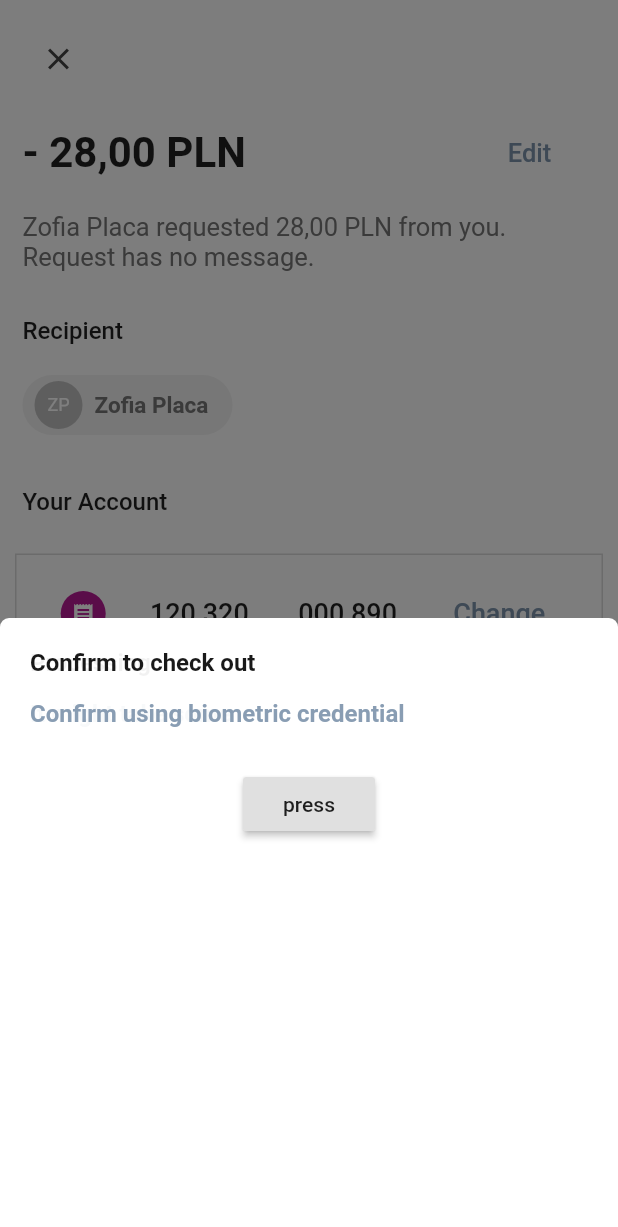
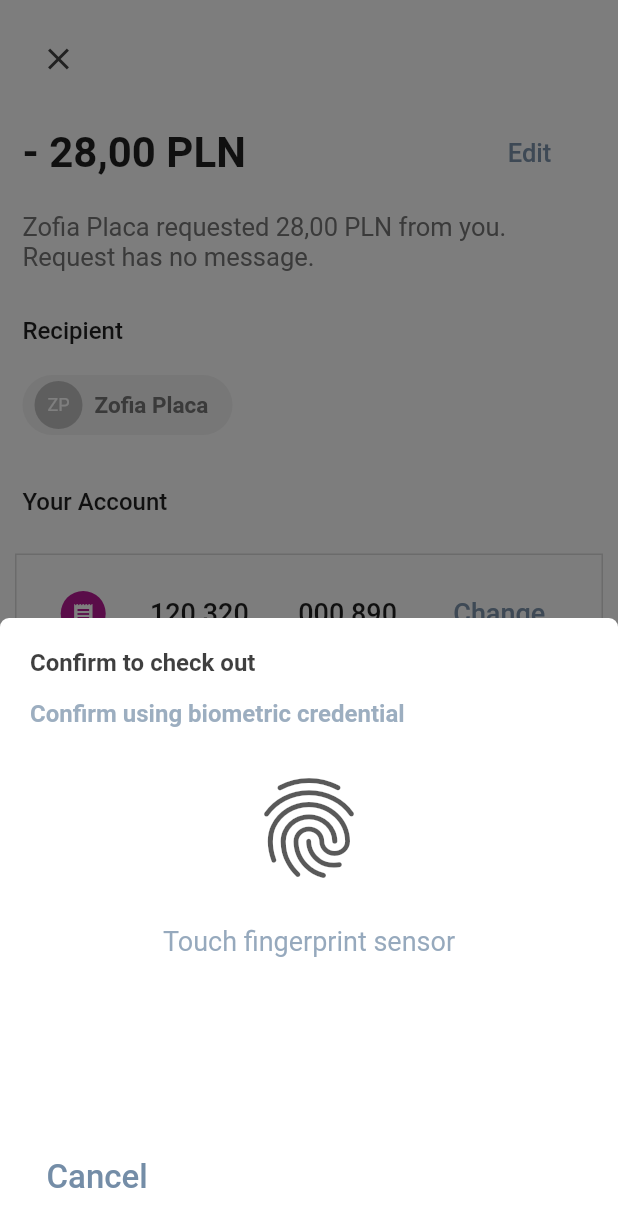
Before and after one commit to nsolorzano16/account_management_concept, a Flutter app: the ReviewPage screen opened directly, after a tap on "PAY 28,00 PLN", on a phone screen of 412 x 824 dp. Shown: the top 1227 px of the screen. Run offline on Flutter 3.47's test engine with Material 2 defaults, Android fonts, the phone set to English and light mode, and no system bars.

```diff
--- a/lib/pages/checkout_page.dart
+++ b/lib/pages/checkout_page.dart
@@ -1,6 +1,6 @@
-import 'package:account_management_app/pages/home_page.dart';
+import 'package:account_management_app/pages/transaction_completed_page.dart';
+import 'package:account_management_app/widgets/loading_custom_painter.dart';
 import 'package:flutter/material.dart';
-import 'package:vector_math/vector_math.dart' as vector;
 
 class CheckoutPage extends StatefulWidget {
   @override
@@ -10,31 +10,42 @@ class CheckoutPage extends StatefulWidget {
 class _CheckoutPageState extends State<CheckoutPage>
     with TickerProviderStateMixin {
   AnimationController _animationController;
-  AnimationController _animationControllerFadeInFadeOut;
+  AnimationController _rotateController;
 
   Animation<Offset> _slideAnimation;
   Animation<double> _fadeAnimationIn;
   Animation<double> _fadeAnimationOut;
 
-  Animation<double> _fadeAnimation;
-
   @override
   void initState() {
     super.initState();
+
     _animationController = AnimationController(
       vsync: this,
       duration: const Duration(seconds: 4),
     );
 
-    _animationControllerFadeInFadeOut =
-        AnimationController(vsync: this, duration: const Duration(seconds: 4));
+    _rotateController = AnimationController(
+      vsync: this,
+      duration: const Duration(seconds: 1),
+    );
 
     _slideAnimation = Tween<Offset>(
       begin: Offset(0.0, 1.0),
       end: Offset.zero,
     ).animate(
       CurvedAnimation(
-        curve: Interval(0.0, 0.25),
+        curve: Interval(0.0, 0.10),
+        parent: _animationController,
+      ),
+    );
+
+    _fadeAnimationIn = Tween<double>(
+      begin: 0.0,
+      end: 1.0,
+    ).animate(
+      CurvedAnimation(
+        curve: Interval(0.50, 0.75),
         parent: _animationController,
       ),
     );
@@ -44,48 +55,47 @@ class _CheckoutPageState extends State<CheckoutPage>
       end: 0.0,
     ).animate(
       CurvedAnimation(
-        curve: Interval(0.25, 0.50),
+        curve: Interval(0.20, 0.50),
         parent: _animationController,
       ),
     );
 
-    _fadeAnimationIn = Tween<double>(
-      begin: 0.0,
-      end: 1.0,
-    ).animate(
-      CurvedAnimation(
-        curve: Interval(0.25, 0.75),
-        parent: _animationController,
-      ),
+    TickerFuture tickerFuture = _rotateController.repeat();
+    tickerFuture.timeout(
+      Duration(seconds: 1 * 7),
+      onTimeout: () {
+        _rotateController.forward(from: 0);
+        _rotateController.stop(canceled: true);
+        Navigator.push(
+          context,
+          PageRouteBuilder(
+            transitionDuration: const Duration(milliseconds: 800),
+            pageBuilder: (context, animation, secondaryAnimation) =>
+                TransactionCompletePage(),
+            transitionsBuilder:
+                (context, animation, secondaryAnimation, child) {
+              final curvedAnimation =
+                  CurvedAnimation(parent: animation, curve: Curves.easeInOut);
+
+              return SlideTransition(
+                position:
+                    Tween<Offset>(begin: Offset(0.0, 1.0), end: Offset.zero)
+                        .animate(curvedAnimation),
+                child: child,
+              );
+            },
+          ),
+        );
+      },
     );
 
-    _fadeAnimation = Tween<double>(
-      begin: 1.0,
-      end: 0.0,
-    ).animate(_animationControllerFadeInFadeOut);
-
-    _animationController.addListener(_onListener);
-
-    _animationControllerFadeInFadeOut.addListener(_onFadeListener);
     _animationController.forward();
-  }
-
-  void _onFadeListener() {
-    if (_animationControllerFadeInFadeOut.status == AnimationStatus.completed) {
-      _animationControllerFadeInFadeOut.reverse();
-    }
-  }
-
-  void _onListener() {
-    if (_animationController.status == AnimationStatus.completed) {
-      _animationControllerFadeInFadeOut.forward();
-    }
   }
 
   @override
   void dispose() {
     _animationController.dispose();
-    _animationController.removeListener(_onListener);
+    _rotateController.dispose();
 
     super.dispose();
   }
@@ -123,11 +133,74 @@ class _CheckoutPageState extends State<CheckoutPage>
                         child: Column(
                           children: [
                             _textFadeAnimation(),
-                            RaisedButton(
-                              onPressed: () {
-                                _animationController.forward(from: 0.0);
+                            Stack(
+                              children: [
+                                AnimatedBuilder(
+                                  animation: _animationController,
+                                  builder:
+                                      (BuildContext context, Widget child) {
+                                    return Opacity(
+                                      opacity: _fadeAnimationOut.value,
+                                      child: Icon(
+                                        Icons.fingerprint,
+                                        size: 80,
+                                      ),
+                                    );
+                                  },
+                                ),
+                                RotationTransition(
+                                  turns: Tween(begin: 0.0, end: 1.0)
+                                      .animate(_rotateController),
+                                  child: Hero(
+                                    tag: 'progress_tag',
+                                    child: Container(
+                                      width: 80,
+                                      height: 80,
+                                      child: CustomPaint(
+                                        painter: LoadingProgressPainter(
+                                            animation: _fadeAnimationIn),
+                                      ),
+                                    ),
+                                  ),
+                                ),
+                              ],
+                            ),
+                            AnimatedBuilder(
+                              animation: _fadeAnimationOut,
+                              builder: (BuildContext context, Widget child) {
+                                return Opacity(
+                                  opacity: _fadeAnimationOut.value,
+                                  child: Padding(
+                                    padding: const EdgeInsets.symmetric(
+                                        vertical: 25),
+                                    child: Text(
+                                      'Touch fingerprint sensor',
+                                      style: TextStyle(
+                                        fontSize: 18,
+                                        color: Color(0xFF748DA7),
+                                      ),
+                                    ),
+                                  ),
+                                );
                               },
-                              child: Text('press'),
+                            ),
+                            Spacer(),
+                            Align(
+                              alignment: Alignment.centerLeft,
+                              child: Padding(
+                                padding: const EdgeInsets.all(15.0),
+                                child: Container(
+                                  child: FlatButton(
+                                      onPressed: () {},
+                                      child: Text(
+                                        'Cancel',
+                                        style: TextStyle(
+                                          fontSize: 22,
+                                          color: Color(0xFF748DA7),
+                                        ),
+                                      )),
+                                ),
+                              ),
                             )
                           ],
                         ),
@@ -203,7 +276,7 @@ class _CheckoutPageState extends State<CheckoutPage>
                       height: 15,
                     ),
                     Text(
-                      'It might take some',
+                      'It might take some time',
                       style: TextStyle(
                         fontSize: 16,
                         fontWeight: FontWeight.w600,
@@ -220,34 +293,3 @@ class _CheckoutPageState extends State<CheckoutPage>
     );
   }
 }
-
-class OkProgressPainter extends CustomPainter {
-  final Animation<double> animation;
-
-  OkProgressPainter({@required this.animation}) : super(repaint: animation);
-
-  @override
-  void paint(Canvas canvas, Size size) {
-    final paint = Paint()
-      ..color = maincolor
-      ..style = PaintingStyle.stroke
-      ..strokeWidth = 3;
-
-    final circlePath = Path();
-    circlePath.addArc(
-        Rect.fromCenter(
-          center: Offset(size.width / 2, size.height / 2),
-          height: size.height,
-          width: size.width,
-        ),
-        vector.radians(-90),
-        vector.radians(300 * animation.value));
-    canvas.drawPath(circlePath, paint);
-  }
-
-  @override
-  bool shouldRepaint(OkProgressPainter oldDelegate) => false;
-
-  @override
-  bool shouldRebuildSemantics(OkProgressPainter oldDelegate) => false;
-}
--- a/lib/pages/review_page.dart
+++ b/lib/pages/review_page.dart
@@ -5,7 +5,6 @@ import 'package:flutter/material.dart';
 class ReviewPage extends StatelessWidget {
   @override
   Widget build(BuildContext context) {
-    final size = MediaQuery.of(context).size;
     return SafeArea(
       child: Scaffold(
         body: Column(
--- /dev/null
+++ b/lib/widgets/loading_custom_painter.dart
@@ -0,0 +1,35 @@
+import 'package:flutter/material.dart';
+import 'package:vector_math/vector_math.dart' as vector;
+import 'package:account_management_app/pages/home_page.dart';
+
+class LoadingProgressPainter extends CustomPainter {
+  final Animation<double> animation;
+
+  LoadingProgressPainter({@required this.animation})
+      : super(repaint: animation);
+
+  @override
+  void paint(Canvas canvas, Size size) {
+    final paint = Paint()
+      ..color = maincolor
+      ..style = PaintingStyle.stroke
+      ..strokeWidth = 3;
+
+    final circlePath = Path();
+    circlePath.addArc(
+        Rect.fromCenter(
+          center: Offset(size.width / 2, size.height / 2),
+          height: size.height,
+          width: size.width,
+        ),
+        vector.radians(-90),
+        vector.radians(300 * animation.value));
+    canvas.drawPath(circlePath, paint);
+  }
+
+  @override
+  bool shouldRepaint(LoadingProgressPainter oldDelegate) => false;
+
+  @override
+  bool shouldRebuildSemantics(LoadingProgressPainter oldDelegate) => false;
+}
--- a/pubspec.yaml
+++ b/pubspec.yaml
@@ -18,12 +18,11 @@ publish_to: 'none' # Remove this line if you wish to publish to pub.dev
 version: 1.0.0+1
 
 environment:
-  sdk: ">=2.7.0 <3.0.0"
+  sdk: '>=2.8.0 <3.0.0'
 
 dependencies:
   flutter:
     sdk: flutter
-
 
   # The following adds the Cupertino Icons font to your application.
   # Use with the CupertinoIcons class for iOS style icons.
@@ -38,7 +37,6 @@ dev_dependencies:
 
 # The following section is specific to Flutter.
 flutter:
-
   # The following line ensures that the Material Icons font is
   # included with your application, so that you can use the icons in
   # the material Icons class.
```
Also changed, not shown: lib/pages/transaction_completed_page.dart (added, +203 -0 lines), lib/widgets/ok_custom_painter.dart (added, +47 -0 lines), 1 other file.
